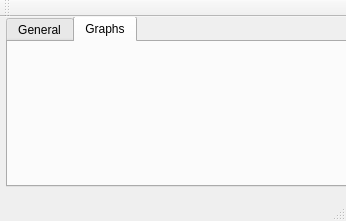
This is QT_project/WeerProject/mainwindow.ui in TheKayneGame/AlWEER-een-project as Qt 5 draws it before an edit. The edited form follows.
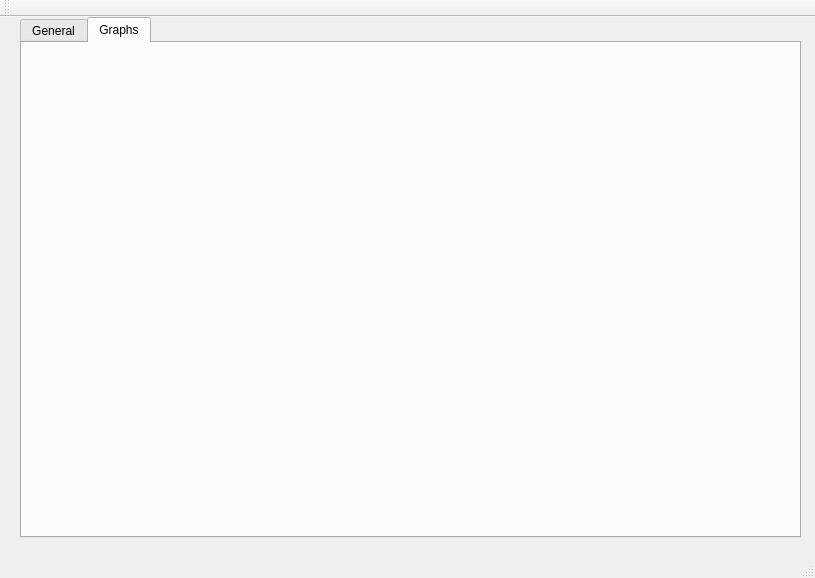
This is the edited form. The open tabs and pages were chosen to show the change.

```diff
--- a/QT_project/WeerProject/mainwindow.ui
+++ b/QT_project/WeerProject/mainwindow.ui
@@ -6,8 +6,8 @@
    <rect>
     <x>0</x>
     <y>0</y>
-    <width>346</width>
-    <height>221</height>
+    <width>815</width>
+    <height>578</height>
    </rect>
   </property>
   <property name="windowTitle">
@@ -17,10 +17,10 @@
    <widget class="QTabWidget" name="tabWidget">
     <property name="geometry">
      <rect>
-      <x>6</x>
-      <y>-1</y>
-      <width>341</width>
-      <height>171</height>
+      <x>20</x>
+      <y>0</y>
+      <width>781</width>
+      <height>521</height>
      </rect>
     </property>
     <property name="sizePolicy">
@@ -181,6 +181,16 @@
      <attribute name="title">
       <string>Graphs</string>
      </attribute>
+     <widget class="QWidget" name="widget" native="true">
+      <property name="geometry">
+       <rect>
+        <x>9</x>
+        <y>9</y>
+        <width>421</width>
+        <height>271</height>
+       </rect>
+      </property>
+     </widget>
     </widget>
    </widget>
   </widget>
```
Left out of the diff: 10 changed lines with no effect on the pictures.
